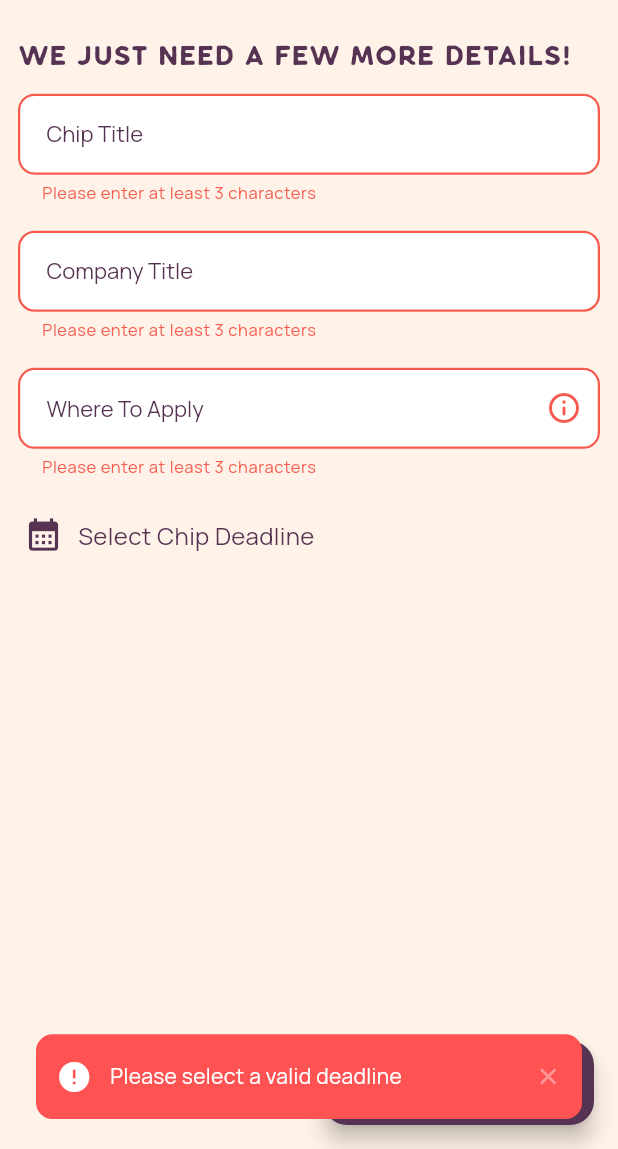
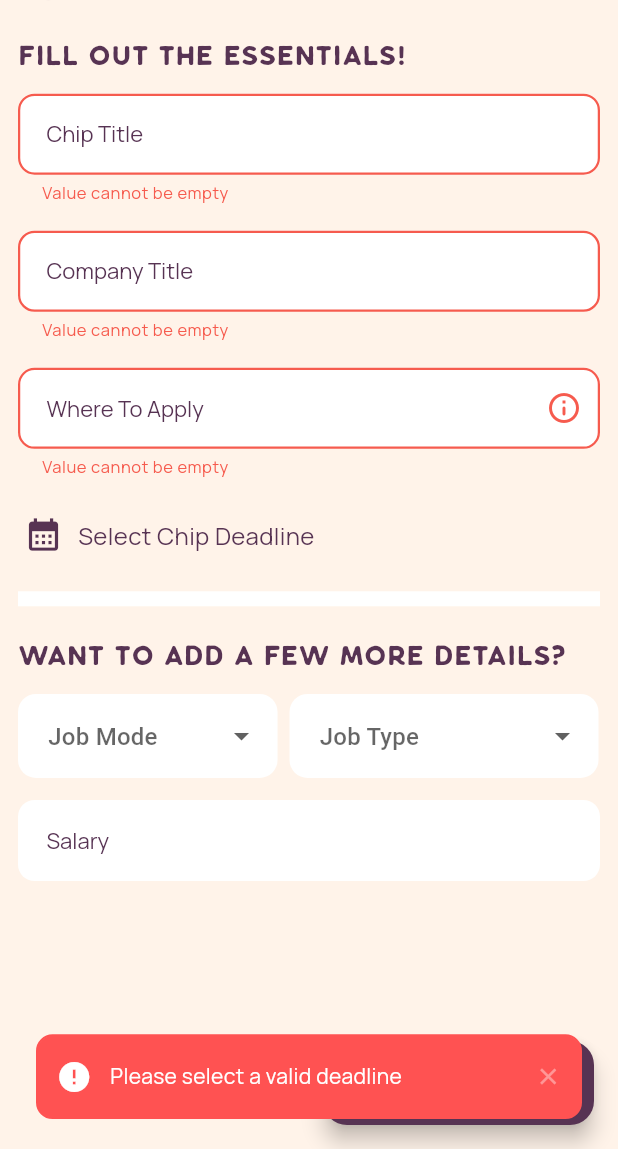
Before and after one commit to hamzafaisal-dev/FYP-Chips, a Flutter app: the AddChipScreen2 screen opened by its route, after a tap on "POST", on a phone screen of 412 x 824 dp, the part 87-1236 px from its top. Run offline on Flutter 3.47's test engine with Material 3 defaults, Android fonts, the phone set to English and light mode, and no system bars; our stand-ins replace bloc, cloud_firestore, equatable, firebase_auth, firebase_core, firebase_storage and 9 more; missing offline and left inert: dice_bear, google_mlkit_text_recognition; accounts and stored records are empty.

Commit message:
Add chip mein baaqi things w autofill

```diff
--- /dev/null
+++ b/development/devtools_options.yaml
@@ -0,0 +1 @@
+extensions:
--- a/development/lib/constants/asset_paths.dart
+++ b/development/lib/constants/asset_paths.dart
@@ -47,7 +47,7 @@ class AssetPaths {
   static const String womanSittingAnimationPath =
       'assets/animations/woman_sitting_animation.json';
   static const String angryTomatoAnimationPath =
-      'assets/animations/angry_tomato_animation.json';
+      'assets/animations/Angry_Tomato_Animation.json';
   static const String girlEmptyBoxAnimationPath =
       'assets/animations/girl_empty_box_animation.json';
   static const String appliedEmptyAnimationPath =
--- a/development/lib/data/networks/autofill_network.dart
+++ b/development/lib/data/networks/autofill_network.dart
@@ -7,13 +7,9 @@ class AutofillNetwork {
   Future<Map<String, dynamic>> sendAutofillRequestN(String context) async {
     final url = Uri.parse('https://yessirfrfr.pythonanywhere.com/autofilling');
 
-    final headers = {
-      'Content-Type': 'application/json',
-    };
+    final headers = {'Content-Type': 'application/json'};
 
-    final body = jsonEncode({
-      'context': context,
-    });
+    final body = jsonEncode({'context': context});
 
     try {
       final response = await http.post(
@@ -51,10 +47,12 @@ class AutofillNetwork {
           'mode': responsedata['mode'].toString(),
         };
       } else {
-        throw Exception(response.statusCode);
+        throw Exception(response);
       }
     } catch (e) {
-      rethrow;
+      throw Exception(e.toString());
+
+      // rethrow;
     }
   }
 }
--- a/development/lib/main.dart
+++ b/development/lib/main.dart
@@ -26,10 +26,10 @@ void main() async {
     ),
   );
 
-  SystemChrome.setPreferredOrientations([
-    DeviceOrientation.portraitUp,
-    DeviceOrientation.portraitDown,
-  ]);
+  // SystemChrome.setPreferredOrientations([
+  //   DeviceOrientation.portraitUp,
+  //   DeviceOrientation.portraitDown,
+  // ]);
 
   WidgetsFlutterBinding.ensureInitialized();
 
@@ -39,9 +39,7 @@ void main() async {
 }
 
 class MyApp extends StatelessWidget {
-  const MyApp({
-    super.key,
-  });
+  const MyApp({super.key});
 
   @override
   Widget build(BuildContext context) {
--- a/development/lib/presentation/screens/add_chip_screen_2.dart
+++ b/development/lib/presentation/screens/add_chip_screen_2.dart
@@ -13,6 +13,7 @@ import 'package:development/presentation/widgets/buttons/post_chip_button.dart';
 import 'package:development/presentation/widgets/chip_image_container.dart';
 import 'package:development/presentation/widgets/chip_image_container2.dart';
 import 'package:development/presentation/widgets/custom_dialog.dart';
+import 'package:development/presentation/widgets/custom_dropdowns.dart';
 import 'package:development/presentation/widgets/custom_icon_button.dart';
 import 'package:development/presentation/widgets/custom_textformfield.dart';
 import 'package:development/services/navigation_service.dart';
@@ -44,6 +45,8 @@ class _AddChipScreen2State extends State<AddChipScreen2> {
   final _chipDetailsController = TextEditingController();
   final _applicationLinkController = TextEditingController();
 
+  final _salaryTitleController = TextEditingController();
+
   File? _selectedImage;
 
   DateTime? _chipDeadline;
@@ -56,6 +59,10 @@ class _AddChipScreen2State extends State<AddChipScreen2> {
   String _companyTitle = '';
   String _chipDescription = '';
   String _applicationLink = '';
+
+  String? _jobMode;
+  String? _jobType;
+  String? _salary;
 
   void _checkDeadline() {
     if (_chipDeadline == null) {
@@ -78,10 +85,10 @@ class _AddChipScreen2State extends State<AddChipScreen2> {
         'companyName': _companyTitleController.text,
         'applicationLink': _applicationLinkController.text,
         'description': _chipDetailsController.text,
-        'jobMode': '',
+        'jobMode': _jobMode,
         'chipFile': widget.arguments!["chipImage"],
         'locations': const [],
-        'jobType': '',
+        'jobType': _jobType,
         'experienceRequired': 0,
         'deadline': _chipDeadline!,
         'skills': const [],
@@ -128,7 +135,6 @@ class _AddChipScreen2State extends State<AddChipScreen2> {
     AuthState authState = BlocProvider.of<AuthCubit>(context).state;
 
     if (authState is AuthUserSignedIn) _authenticatedUser = authState.user;
-    if (authState is AuthSignInSuccess) _authenticatedUser = authState.user;
 
     if (widget.arguments != null) {
       // the screen from which user came to this screen
@@ -154,6 +160,9 @@ class _AddChipScreen2State extends State<AddChipScreen2> {
         _companyTitleController.text = _chipData.companyName;
         _chipDetailsController.text = _chipData.description!;
         _applicationLinkController.text = _chipData.applicationLink;
+        _salaryTitleController.text = _chipData.salary.toString();
+        _jobMode = _chipData.jobMode;
+        _jobType = _chipData.jobType;
         _chipDeadline = _chipData.deadline;
         _chipFileUrl = _chipData.imageUrl;
       }
@@ -193,6 +202,8 @@ class _AddChipScreen2State extends State<AddChipScreen2> {
                 if (state is AutofillSuccess) {
                   Navigator.pop(context); //removes autofill dialog
 
+                  print(state.autoFillResponse);
+
                   _chipTitleController.text =
                       state.autoFillResponse["job_title"];
                   _companyTitleController.text =
@@ -202,6 +213,17 @@ class _AddChipScreen2State extends State<AddChipScreen2> {
                   _chipDeadline = state.autoFillResponse["deadline"];
                   _applicationLinkController.text =
                       state.autoFillResponse["email"];
+
+                  _jobMode = state.autoFillResponse["mode"] == 'Unknown'
+                      ? 'On-site'
+                      : state.autoFillResponse["mode"];
+
+                  _jobType = state.autoFillResponse["type"];
+
+                  _salaryTitleController.text =
+                      state.autoFillResponse["salary"] == 'Unknown'
+                          ? ''
+                          : state.autoFillResponse["salary"];
 
                   HelperWidgets.showSnackbar(
                     context,
@@ -313,9 +335,9 @@ class _AddChipScreen2State extends State<AddChipScreen2> {
 
                     SizedBox(height: 20.h),
 
-                    // 'We just need a few more details!'
+                    // 'Fill out the essentials!'
                     Text(
-                      'We just need a few more details!',
+                      'Fill out the essentials!',
                       style: Theme.of(context)
                           .textTheme
                           .headlineSmall!
@@ -328,6 +350,8 @@ class _AddChipScreen2State extends State<AddChipScreen2> {
                     CustomTextFormField(
                       controller: _chipTitleController,
                       label: ' Chip Title ',
+                      validatorFunction: (value) =>
+                          FormValidators.chipValidator(value),
                       onValueChanged: (value) => _chipTitle = value,
                     ),
 
@@ -337,6 +361,8 @@ class _AddChipScreen2State extends State<AddChipScreen2> {
                     CustomTextFormField(
                       controller: _companyTitleController,
                       label: ' Company Title ',
+                      validatorFunction: (value) =>
+                          FormValidators.chipValidator(value),
                       onValueChanged: (value) => _companyTitle = value,
                     ),
 
@@ -349,7 +375,7 @@ class _AddChipScreen2State extends State<AddChipScreen2> {
                           'This can be a url, a phone number or an email',
                       suffixIcon: const Icon(Icons.info_outline_rounded),
                       validatorFunction: (value) =>
-                          FormValidators.chipValidator(value),
+                          FormValidators.chipLinkValidator(value),
                       onValueChanged: (value) => _applicationLink = value,
                     ),
 
@@ -399,7 +425,65 @@ class _AddChipScreen2State extends State<AddChipScreen2> {
                       ),
                     ),
 
-                    const SizedBox(height: 20),
+                    SizedBox(height: 20.h),
+
+                    Divider(
+                      height: 10.h,
+                      color: Theme.of(context).colorScheme.surface,
+                      thickness: 10,
+                    ),
+
+                    SizedBox(height: 20.h),
+
+                    // 'Want to add a few more details?'
+                    Text(
+                      'Want to add a few more details?',
+                      style: Theme.of(context)
+                          .textTheme
+                          .headlineSmall!
+                          .copyWith(fontSize: 22),
+                    ),
+
+                    SizedBox(height: 12.h),
+
+                    Row(
+                      // mainAxisAlignment: MainAxisAlignment.spaceBetween,
+                      crossAxisAlignment: CrossAxisAlignment.start,
+                      children: [
+                        //
+                        SizedBox(
+                          width: MediaQuery.of(context).size.width * 0.42,
+                          child: JobModeDropdown(
+                            hintText: ' Job Mode ',
+                            value: _jobMode,
+                            onValueChanged: (value) => _jobMode = value,
+                          ),
+                        ),
+
+                        SizedBox(width: 8.w),
+
+                        SizedBox(
+                          width: MediaQuery.of(context).size.width * 0.5,
+                          child: JobTypeDropdown(
+                            hintText: ' Job Type ',
+                            value: _jobType,
+                            onValueChanged: (value) => _jobType = value,
+                          ),
+                        ),
+                      ],
+                    ),
+
+                    SizedBox(height: 16.h),
+
+                    // salary textfield
+                    CustomTextFormField(
+                      controller: _salaryTitleController,
+                      label: ' Salary ',
+                      keyBoardInputType: TextInputType.number,
+                      onValueChanged: (value) => _salary = value,
+                    ),
+
+                    SizedBox(height: 20.h),
 
                     // 'CHIP DETAILS'
                     if (_chipDetailsController.text != '')
--- a/development/lib/presentation/screens/user_profile_screen.dart
+++ b/development/lib/presentation/screens/user_profile_screen.dart
@@ -78,21 +78,23 @@ class _UserProfileScreenState extends State<UserProfileScreen> {
                     return const UserProfileScreenHeaderSkeleton();
                   }
 
-                  if (widget.arguments != null && state is UserLoadedState) {
-                    return Column(
-                      children: [
-                        UserProfileScreenHeader(
-                          authenticatedUser: state.user,
-                          isEditable: false,
-                        ),
-                      ],
+                  if (widget.arguments?["postedBy"] ==
+                      _authenticatedUser?.username) {
+                    return UserProfileScreenHeader(
+                      authenticatedUser: _authenticatedUser,
+                      isEditable: true,
+                    );
+                  } else if (state is UserLoadedState) {
+                    return UserProfileScreenHeader(
+                      authenticatedUser: state.user,
+                      isEditable: false,
+                    );
+                  } else {
+                    return UserProfileScreenHeader(
+                      authenticatedUser: _authenticatedUser,
+                      isEditable: true,
                     );
                   }
-
-                  return UserProfileScreenHeader(
-                    authenticatedUser: _authenticatedUser,
-                    isEditable: true,
-                  );
                 },
               ),
             ),
--- /dev/null
+++ b/development/lib/presentation/widgets/custom_dropdowns.dart
@@ -0,0 +1,97 @@
+import 'package:development/constants/custom_colors.dart';
+import 'package:flutter/material.dart';
+
+InputDecoration dropdownDecoration(String hintText) {
+  return InputDecoration(
+    border: const OutlineInputBorder(
+      borderRadius: BorderRadius.all(Radius.circular(12)),
+      borderSide: BorderSide.none,
+    ),
+    errorBorder: const OutlineInputBorder(
+      borderRadius: BorderRadius.all(Radius.circular(12)),
+      borderSide: BorderSide(color: Colors.red),
+    ),
+    filled: true,
+    fillColor: Colors.white,
+    hintText: hintText,
+    hintStyle: const TextStyle(
+      fontFamily: 'ManropeRegular',
+      fontWeight: FontWeight.w500,
+      fontSize: 16,
+      color: CustomColors.darkPurple,
+    ),
+  );
+}
+
+class JobModeDropdown extends StatelessWidget {
+  const JobModeDropdown({
+    super.key,
+    this.value,
+    required this.hintText,
+    required this.onValueChanged,
+  });
+
+  final String? value;
+  final String hintText;
+  final void Function(String value) onValueChanged;
+
+  @override
+  Widget build(BuildContext context) {
+    return DropdownButtonFormField(
+      value: value,
+      dropdownColor: Colors.white,
+      decoration: dropdownDecoration(hintText),
+      items: const [
+        DropdownMenuItem(value: 'On-site', child: Text('On-site')),
+        DropdownMenuItem(value: 'Hybrid', child: Text('Hybrid')),
+        DropdownMenuItem(value: 'Remote', child: Text('Remote')),
+      ],
+      onChanged: (value) => onValueChanged(value ?? ''),
+      // validator: (value) {
+      //   if (value == null || value.isEmpty) {
+      //     return 'Please select a job mode';
+      //   }
+      //   return null;
+      // },
+    );
+  }
+}
+
+class JobTypeDropdown extends StatelessWidget {
+  const JobTypeDropdown({
+    super.key,
+    this.value,
+    required this.hintText,
+    required this.onValueChanged,
+  });
+
+  final String? value;
+
+  final String hintText;
+  final void Function(String value) onValueChanged;
+
+  @override
+  Widget build(BuildContext context) {
+    return DropdownButtonFormField(
+      dropdownColor: Colors.white,
+      decoration: dropdownDecoration(hintText),
+      items: const [
+        DropdownMenuItem(value: 'Internship', child: Text('Internship')),
+        DropdownMenuItem(
+            value: 'Management Trainee', child: Text('Management Trainee')),
+        DropdownMenuItem(value: 'Contract', child: Text('Contract')),
+        DropdownMenuItem(value: 'Entry-Level', child: Text('Entry-Level')),
+        DropdownMenuItem(value: 'Mid-Level', child: Text('Mid-Level')),
+        DropdownMenuItem(value: 'Senior', child: Text('Senior')),
+        DropdownMenuItem(value: 'Other', child: Text('Other')),
+      ],
+      onChanged: (value) => onValueChanged(value ?? ''),
+      // validator: (value) {
+      //   if (value == null || value.isEmpty) {
+      //     return 'Please select a job type';
+      //   }
+      //   return null;
+      // },
+    );
+  }
+}
--- a/development/lib/presentation/widgets/custom_textformfield.dart
+++ b/development/lib/presentation/widgets/custom_textformfield.dart
@@ -6,6 +6,7 @@ class CustomTextFormField extends StatefulWidget {
     super.key,
     required this.label,
     required this.controller,
+    this.keyBoardInputType,
     this.hintText,
     this.prefixIcon,
     this.suffixIcon,
@@ -16,6 +17,7 @@ class CustomTextFormField extends StatefulWidget {
 
   final String label;
   final TextEditingController controller;
+  final TextInputType? keyBoardInputType;
   final String? hintText;
   final Widget? prefixIcon;
   final Widget? suffixIcon;
@@ -43,6 +45,7 @@ class _CustomTextFormFieldState extends State<CustomTextFormField> {
   Widget build(BuildContext context) {
     return TextFormField(
       controller: widget.controller,
+      keyboardType: widget.keyBoardInputType ?? TextInputType.text,
       decoration: Styles.textFormFieldDecoration(
         widget.label,
         widget.prefixIcon,
@@ -54,10 +57,6 @@ class _CustomTextFormFieldState extends State<CustomTextFormField> {
       onTapOutside: (event) => FocusScope.of(context).unfocus(),
       validator: (value) {
         if (value == null) return 'Please enter a valid value';
-
-        if (value.length < 3) {
-          return 'Please enter at least 3 characters';
-        }
 
         final validationResult = widget.validatorFunction?.call(value);
 
--- a/development/lib/presentation/widgets/user_profile_screen_header.dart
+++ b/development/lib/presentation/widgets/user_profile_screen_header.dart
@@ -22,6 +22,8 @@ class UserProfileScreenHeader extends StatelessWidget {
 
   @override
   Widget build(BuildContext context) {
+    print(isEditable);
+
     return Container(
       width: double.maxFinite,
       decoration: BoxDecoration(
--- a/development/lib/utils/form_validators.dart
+++ b/development/lib/utils/form_validators.dart
@@ -46,6 +46,18 @@ class FormValidators {
       return 'Value cannot be empty';
     }
 
+    if (value.length < 3) {
+      return 'Please enter at least 3 characters';
+    }
+
+    return null;
+  }
+
+  static String? chipLinkValidator(String? value) {
+    if (value == null || value.isEmpty) {
+      return 'Value cannot be empty';
+    }
+
     // if (!value.isValidEmail()) {
     //   return 'Invalid email format';
     // }
```
